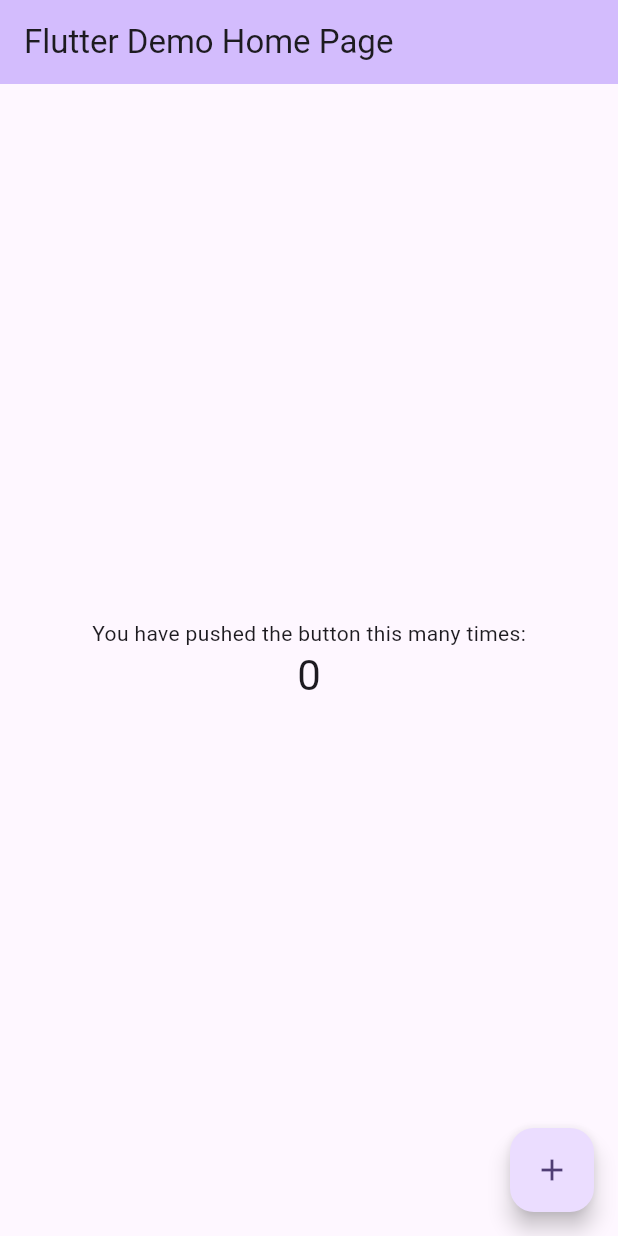
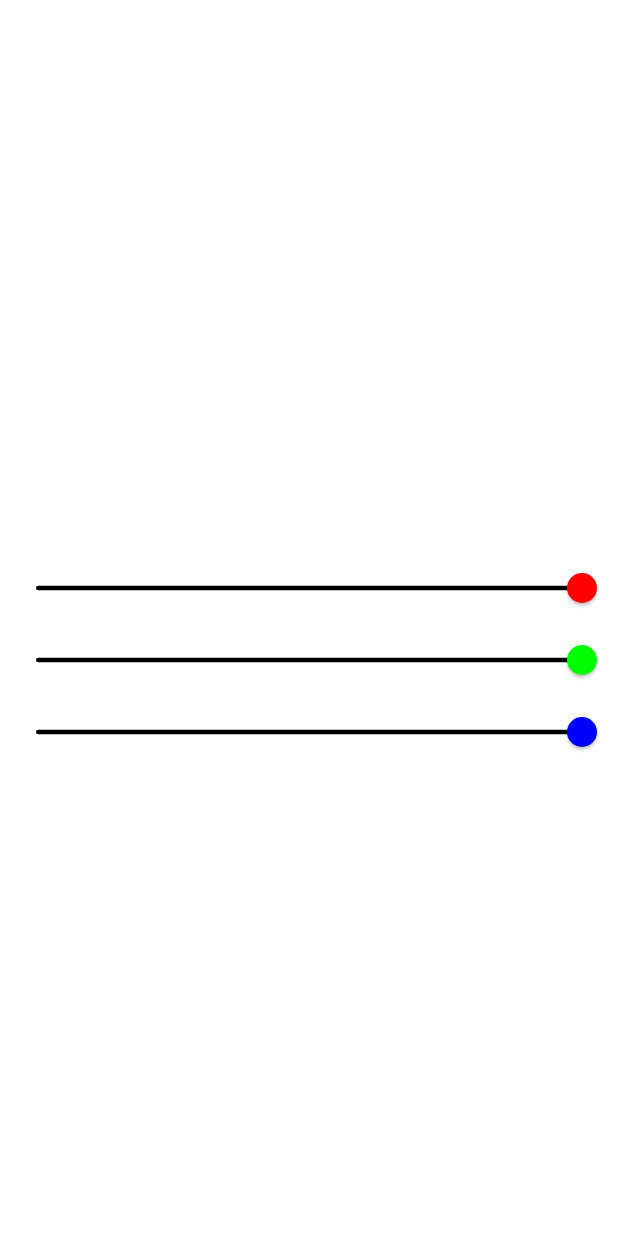
Before and after one commit to tecdrop/rgb_easy_mix, a Flutter app: the screen it shows after launch, on a phone screen of 412 x 824 dp. Run offline on Flutter 3.47's test engine with Material 3 defaults, Android fonts, the phone set to English and light mode, and no system bars.

Commit message:
Implement the minimal RGB sliders functionality

```diff
--- a/lib/main.dart
+++ b/lib/main.dart
@@ -1,4 +1,6 @@
 import 'package:flutter/material.dart';
+
+import 'screens/home_screen.dart';
 
 void main() {
   runApp(const MyApp());
@@ -11,115 +13,13 @@ class MyApp extends StatelessWidget {
   @override
   Widget build(BuildContext context) {
     return MaterialApp(
-      title: 'Flutter Demo',
+      debugShowCheckedModeBanner: false,
+      title: 'RGB EasyMix',
       theme: ThemeData(
-        // This is the theme of your application.
-        //
-        // TRY THIS: Try running your application with "flutter run". You'll see
-        // the application has a purple toolbar. Then, without quitting the app,
-        // try changing the seedColor in the colorScheme below to Colors.green
-        // and then invoke "hot reload" (save your changes or press the "hot
-        // reload" button in a Flutter-supported IDE, or press "r" if you used
-        // the command line to start the app).
-        //
-        // Notice that the counter didn't reset back to zero; the application
-        // state is not lost during the reload. To reset the state, use hot
-        // restart instead.
-        //
-        // This works for code too, not just values: Most code changes can be
-        // tested with just a hot reload.
-        colorScheme: ColorScheme.fromSeed(seedColor: Colors.deepPurple),
+        colorScheme: const ColorScheme.light(),
         useMaterial3: true,
       ),
-      home: const MyHomePage(title: 'Flutter Demo Home Page'),
+      home: const HomeScreen(),
     );
   }
 }
-
-class MyHomePage extends StatefulWidget {
-  const MyHomePage({super.key, required this.title});
-
-  // This widget is the home page of your application. It is stateful, meaning
-  // that it has a State object (defined below) that contains fields that affect
-  // how it looks.
-
-  // This class is the configuration for the state. It holds the values (in this
-  // case the title) provided by the parent (in this case the App widget) and
-  // used by the build method of the State. Fields in a Widget subclass are
-  // always marked "final".
-
-  final String title;
-
-  @override
-  State<MyHomePage> createState() => _MyHomePageState();
-}
-
-class _MyHomePageState extends State<MyHomePage> {
-  int _counter = 0;
-
-  void _incrementCounter() {
-    setState(() {
-      // This call to setState tells the Flutter framework that something has
-      // changed in this State, which causes it to rerun the build method below
-      // so that the display can reflect the updated values. If we changed
-      // _counter without calling setState(), then the build method would not be
-      // called again, and so nothing would appear to happen.
-      _counter++;
-    });
-  }
-
-  @override
-  Widget build(BuildContext context) {
-    // This method is rerun every time setState is called, for instance as done
-    // by the _incrementCounter method above.
-    //
-    // The Flutter framework has been optimized to make rerunning build methods
-    // fast, so that you can just rebuild anything that needs updating rather
-    // than having to individually change instances of widgets.
-    return Scaffold(
-      appBar: AppBar(
-        // TRY THIS: Try changing the color here to a specific color (to
-        // Colors.amber, perhaps?) and trigger a hot reload to see the AppBar
-        // change color while the other colors stay the same.
-        backgroundColor: Theme.of(context).colorScheme.inversePrimary,
-        // Here we take the value from the MyHomePage object that was created by
-        // the App.build method, and use it to set our appbar title.
-        title: Text(widget.title),
-      ),
-      body: Center(
-        // Center is a layout widget. It takes a single child and positions it
-        // in the middle of the parent.
-        child: Column(
-          // Column is also a layout widget. It takes a list of children and
-          // arranges them vertically. By default, it sizes itself to fit its
-          // children horizontally, and tries to be as tall as its parent.
-          //
-          // Column has various properties to control how it sizes itself and
-          // how it positions its children. Here we use mainAxisAlignment to
-          // center the children vertically; the main axis here is the vertical
-          // axis because Columns are vertical (the cross axis would be
-          // horizontal).
-          //
-          // TRY THIS: Invoke "debug painting" (choose the "Toggle Debug Paint"
-          // action in the IDE, or press "p" in the console), to see the
-          // wireframe for each widget.
-          mainAxisAlignment: MainAxisAlignment.center,
-          children: <Widget>[
-            const Text(
-              'You have pushed the button this many times:',
-            ),
-            Text(
-              '$_counter',
-              style: Theme.of(context).textTheme.headlineMedium,
-            ),
-          ],
-        ),
-      ),
-      floatingActionButton: FloatingActionButton(
-        onPressed: _incrementCounter,
-        tooltip: 'Increment',
-        child: const Icon(Icons.add),
-      ), // This trailing comma makes auto-formatting nicer for build methods.
-    );
-  }
-}
--- /dev/null
+++ b/lib/screens/home_screen.dart
@@ -0,0 +1,34 @@
+import 'package:flutter/material.dart';
+
+import '../widgets/rgb_sliders_screen.dart';
+
+class HomeScreen extends StatefulWidget {
+  const HomeScreen({super.key});
+
+  @override
+  State<HomeScreen> createState() => _HomeScreenState();
+}
+
+class _HomeScreenState extends State<HomeScreen> {
+  Color _color = Colors.white;
+
+  @override
+  Widget build(BuildContext context) {
+    return Scaffold(
+      backgroundColor: _color,
+      appBar: AppBar(
+        backgroundColor: Colors.transparent,
+      ),
+      body: Center(
+        child: RGBSliders(
+          initialColor: Colors.white,
+          onColorChanged: (Color color) {
+            setState(() {
+              _color = color;
+            });
+          },
+        ),
+      ),
+    );
+  }
+}
--- /dev/null
+++ b/lib/utils/color_utils.dart
@@ -0,0 +1,8 @@
+import 'package:flutter/material.dart';
+
+/// Returns the black or white contrast color of a given color.
+Color contrastOf(Color color) {
+  return ThemeData.estimateBrightnessForColor(color) == Brightness.light
+      ? Colors.black
+      : Colors.white;
+}
--- /dev/null
+++ b/lib/widgets/rgb_sliders_screen.dart
@@ -0,0 +1,138 @@
+import 'package:flutter/material.dart';
+
+import '../utils/color_utils.dart' as color_utils;
+
+/// The RGB Sliders Screen stateful widget.
+class RGBSliders extends StatefulWidget {
+  const RGBSliders({
+    super.key,
+    required this.initialColor,
+    required this.onColorChanged,
+  });
+
+  /// The initial color to apply to the RGB sliders.
+  final Color initialColor;
+
+  /// Called when the color is changed by the user using the RGB sliders.
+  final ValueChanged<Color>? onColorChanged;
+
+  @override
+  State<RGBSliders> createState() => _RGBSlidersState();
+}
+
+/// RGB channel enumeration.
+enum _RGB { red, green, blue }
+
+class _RGBSlidersState extends State<RGBSliders> {
+  /// The current color generated by the user using RGB sliders.
+  late Color _color;
+
+  /// Apply the initial color to the RGB sliders.
+  @override
+  void initState() {
+    _color = widget.initialColor;
+    super.initState();
+  }
+
+  void _onColorChanged(Color color) {
+    setState(() {
+      _color = color;
+      widget.onColorChanged?.call(color);
+    });
+  }
+
+  /// The main build method of the screen.
+  @override
+  Widget build(BuildContext context) {
+    return SliderTheme(
+      data: const SliderThemeData(
+        trackHeight: 1,
+      ),
+      child: Table(
+        defaultVerticalAlignment: TableCellVerticalAlignment.middle,
+        columnWidths: const <int, TableColumnWidth>{
+          0: FlexColumnWidth(),
+          1: FixedColumnWidth(48.0),
+        },
+        children: <TableRow>[
+          TableRow(
+            children: <Widget>[
+              _RGBSlider(rgb: _RGB.red, color: _color, onChanged: _onColorChanged),
+            ],
+          ),
+          TableRow(
+            children: <Widget>[
+              _RGBSlider(rgb: _RGB.green, color: _color, onChanged: _onColorChanged),
+            ],
+          ),
+          TableRow(
+            children: <Widget>[
+              _RGBSlider(rgb: _RGB.blue, color: _color, onChanged: _onColorChanged),
+            ],
+          ),
+        ],
+      ),
+    );
+  }
+}
+
+/// A slider that controls a single RGB channel of a color.
+class _RGBSlider extends StatelessWidget {
+  const _RGBSlider({
+    super.key, // ignore: unused_element
+    required this.rgb,
+    required this.color,
+    this.onChanged,
+  });
+
+  /// The RGB channel to control.
+  final _RGB rgb;
+
+  /// The color to control.
+  final Color color;
+
+  /// Called when the value of the slider changes.
+  final void Function(Color)? onChanged;
+
+  /// A map of RGB channels to their corresponding colors.
+  static const Map<_RGB, Color> _rgbColors = <_RGB, Color>{
+    _RGB.red: Color(0xFFFF0000),
+    _RGB.green: Color(0xFF00FF00),
+    _RGB.blue: Color(0xFF0000FF),
+  };
+
+  /// Returns the value of the specified RGB channel of the specified color.
+  static double _getColorRGB(Color color, _RGB rgb) {
+    return switch (rgb) {
+      _RGB.red => color.red,
+      _RGB.green => color.green,
+      _RGB.blue => color.blue,
+    }
+        .toDouble();
+  }
+
+  /// Returns the specified color after updating the specified RGB channel with the specified value.
+  static Color _updateColor(Color color, _RGB rgb, double value) {
+    final int intValue = value.toInt();
+    return switch (rgb) {
+      _RGB.red => color.withRed(intValue),
+      _RGB.green => color.withGreen(intValue),
+      _RGB.blue => color.withBlue(intValue),
+    };
+  }
+
+  @override
+  Widget build(BuildContext context) {
+    final Color contrastColor = color_utils.contrastOf(color);
+
+    return Slider(
+      value: _getColorRGB(color, rgb),
+      min: 0,
+      max: 255,
+      activeColor: contrastColor,
+      inactiveColor: contrastColor,
+      thumbColor: _rgbColors[rgb],
+      onChanged: (double value) => onChanged?.call(_updateColor(color, rgb, value)),
+    );
+  }
+}
```
